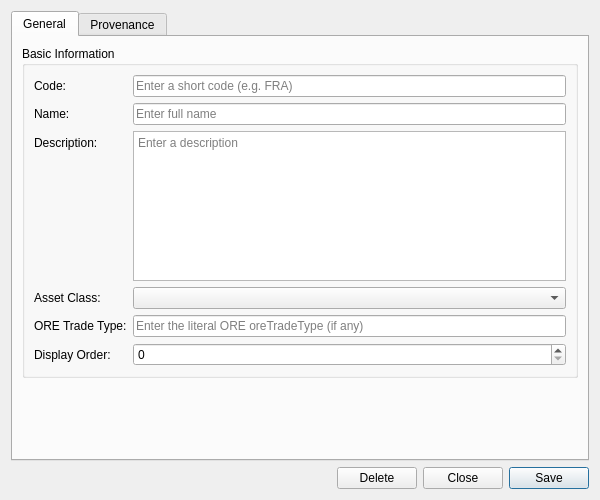
The window that projects/ores.qt/refdata/ui/InstrumentCodeDetailDialog.ui (OreStudio/OreStudio) describes before a commit, drawn with Qt 5.
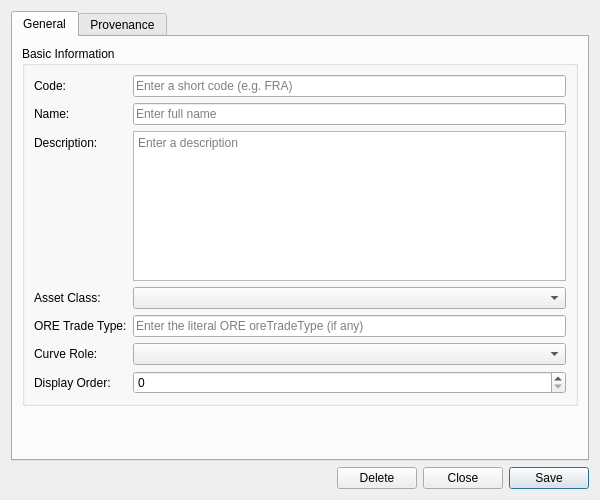
The same window after the commit. Custom widgets are drawn as their Qt base class.

Commit message: [refdata,synthetic,qt] Add curve_role and yield_curve_process_type entities

```diff
--- a/projects/ores.qt/refdata/ui/InstrumentCodeDetailDialog.ui
+++ b/projects/ores.qt/refdata/ui/InstrumentCodeDetailDialog.ui
@@ -124,13 +124,27 @@
            </widget>
           </item>
           <item row="5" column="0">
+           <widget class="QLabel" name="labelCurveRole">
+            <property name="text">
+             <string>Curve Role:</string>
+            </property>
+           </widget>
+          </item>
+          <item row="5" column="1">
+           <widget class="ores::qt::OreBadgeComboBox" name="curveRoleCombo">
+            <property name="insertPolicy">
+             <enum>QComboBox::NoInsert</enum>
+            </property>
+           </widget>
+          </item>
+          <item row="6" column="0">
            <widget class="QLabel" name="labelDisplayOrder">
             <property name="text">
              <string>Display Order:</string>
             </property>
            </widget>
           </item>
-          <item row="5" column="1">
+          <item row="6" column="1">
            <widget class="QSpinBox" name="displayOrderEdit">
             <property name="minimum">
              <number>0</number>
```
The commit also changes 123 other files.
